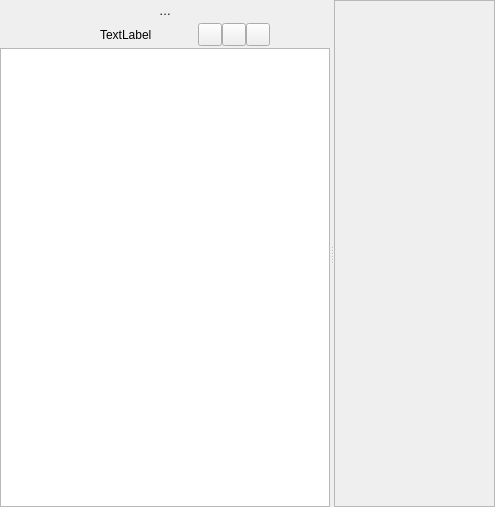
Old version of the form src/ui/qgsdualviewbase.ui in the repository qgis/QGIS.
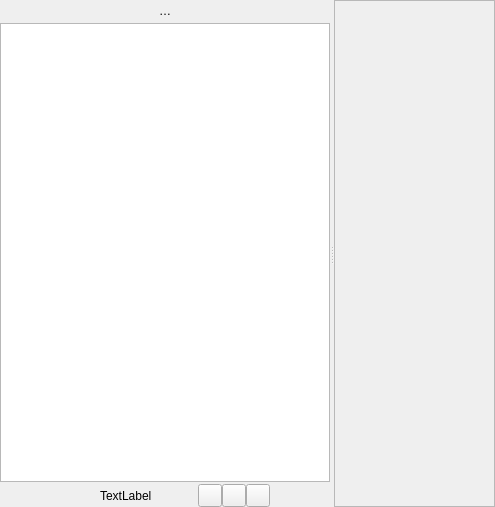
New version of the form. Icons and pictures are not drawn. Custom widgets are drawn as their Qt base class.

Commit message: move the toolbar to the bottom

The edit to the form file:
```diff
--- a/src/ui/qgsdualviewbase.ui
+++ b/src/ui/qgsdualviewbase.ui
@@ -113,6 +113,16 @@
           </property>
          </widget>
         </item>
+        <item>
+         <widget class="QgsFeatureListView" name="mFeatureListView">
+          <property name="sizePolicy">
+           <sizepolicy hsizetype="Preferred" vsizetype="Preferred">
+            <horstretch>0</horstretch>
+            <verstretch>0</verstretch>
+           </sizepolicy>
+          </property>
+         </widget>
+        </item>
         <item>
          <widget class="QWidget" name="widget" native="true">
           <property name="sizePolicy">
@@ -314,16 +324,6 @@
           </layout>
          </widget>
         </item>
-        <item>
-         <widget class="QgsFeatureListView" name="mFeatureListView">
-          <property name="sizePolicy">
-           <sizepolicy hsizetype="Preferred" vsizetype="Preferred">
-            <horstretch>0</horstretch>
-            <verstretch>0</verstretch>
-           </sizepolicy>
-          </property>
-         </widget>
-        </item>
        </layout>
       </widget>
       <widget class="QFrame" name="mAttributeEditor">
```
